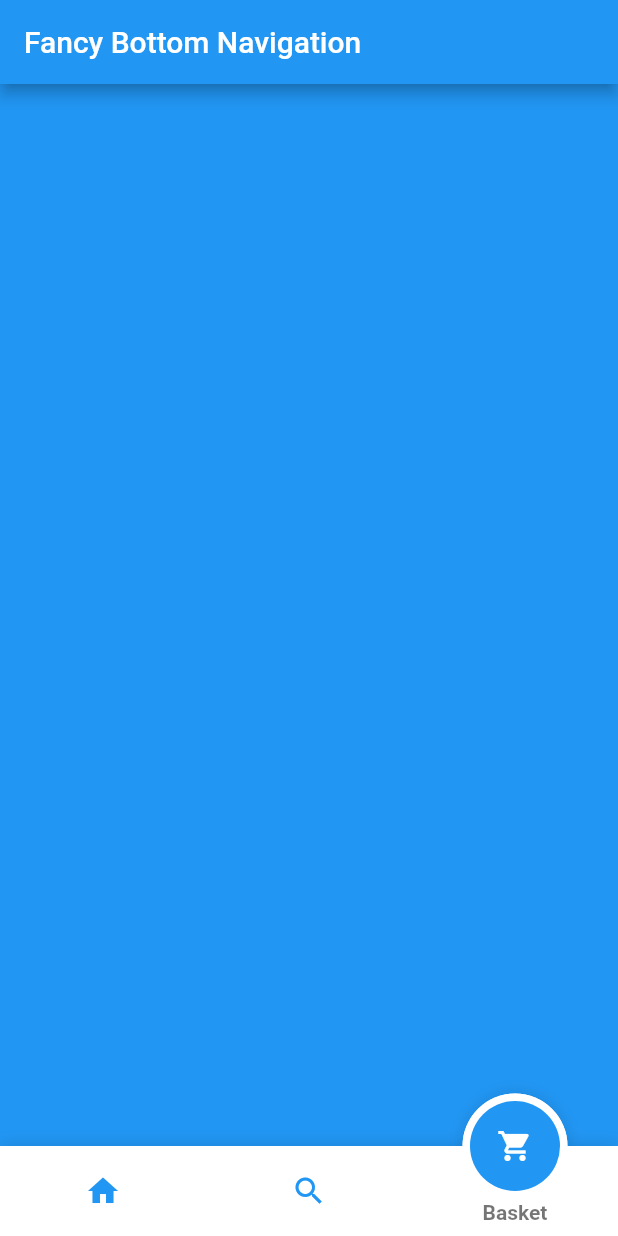
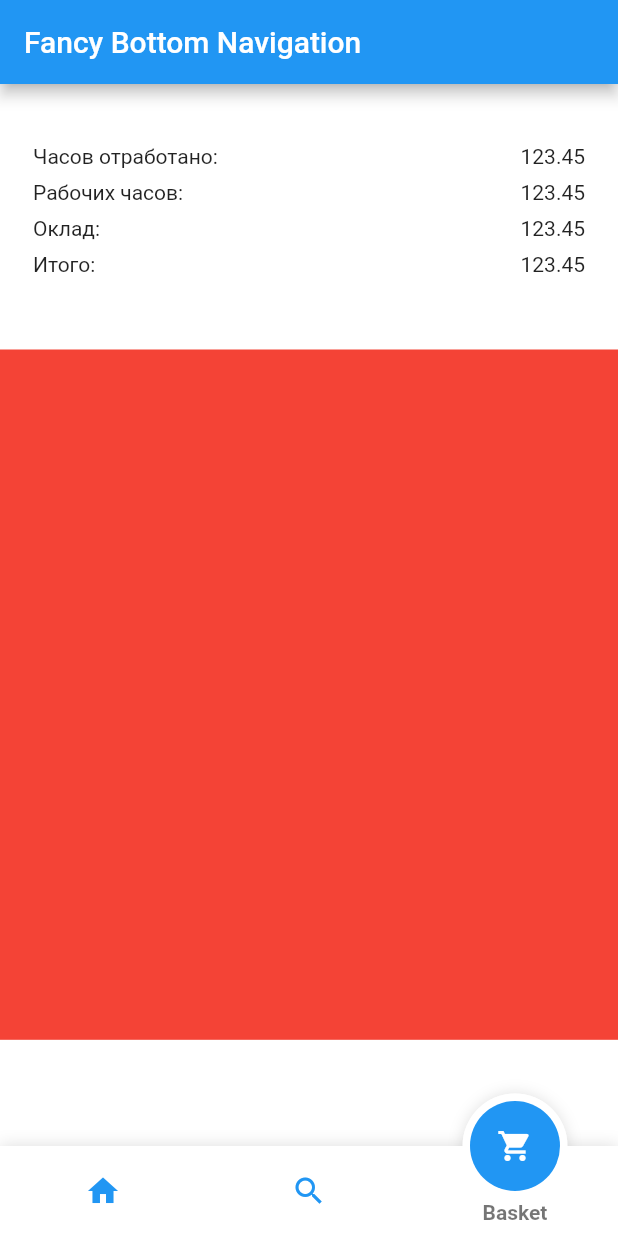
Before and after one commit to foreg/HRTechMobileApp, a Flutter app: the screen it shows after launch, item 3 of the bottom bar chosen, on a phone screen of 412 x 824 dp. Run offline on Flutter 3.47's test engine with Material 2 defaults, Android fonts, the phone set to English and light mode, and no system bars; drawn by our look-alikes of fancy_bottom_navigation; our stand-ins replace auto_size_text, carousel_slider, fl_chart, fluro, shimmer; missing offline and left inert: date_util, direct_select_flutter; statements that could not run were skipped.

Commit message:
started pay stats page

```diff
--- a/hrtech/lib/ApiRequests.dart
+++ b/hrtech/lib/ApiRequests.dart
@@ -3,6 +3,8 @@ import 'dart:convert';
 import 'package:hrtech/Cache.dart';
 import 'package:hrtech/models/ClockInOut.dart';
 import 'package:hrtech/models/EmployeeWorkTime.dart';
+import 'package:hrtech/models/PayStats.dart';
+import 'package:hrtech/models/Reason.dart';
 import 'package:http/http.dart' as http;
 
 class ApiRequests {
@@ -59,6 +61,40 @@ class ApiRequests {
     return employeeWorkTime;
   }
 
+  static Future<bool> getIsExplanationLetter() async {
+    await Future.delayed(Duration(seconds: 2)); // TODO remove this line
+    return true;
+  }
+
+  static Future<List<Reason>> getReasons() async {
+    await Future.delayed(Duration(seconds: 2)); // TODO remove this line
+    return [Reason(id: 1, name: 'первая'), Reason(id: 2, name: 'вторая'),];
+  }
+
+  static Future<void> addExplanationLetter(String description, int reasonId) async {
+    var response = await http.post(host + 'explanationLetters', headers: {
+      'Authorization': 'Bearer $token',
+      'Content-Type': 'application/json',
+    }, body: jsonEncode({
+      'description': description,
+      'reason_id': reasonId
+    }));
+    return response;
+  }
+
+  static Future<PayStats> getEmployeePayStats() async {
+    PayStats cachedResponse = Cache.get('getEmployeePayStats');
+    if (cachedResponse != null) {
+      return cachedResponse;
+    }
+    final response = await http.get(host + 'getEmployeePayStats', headers: {
+      'Authorization': 'Bearer $token',
+    });
+    PayStats payStats = PayStats.fromJson(json.decode(response.body)['data']);
+    Cache.add('getEmployeePayStats', payStats);
+    return payStats;
+  }
+
   // static void getToken() async {
   //   final response = await http.post(host + 'tokens', headers: {
   //     'Content-Type': 'application/json',
--- a/hrtech/lib/BottomNavigation.dart
+++ b/hrtech/lib/BottomNavigation.dart
@@ -2,6 +2,7 @@ import 'package:flutter/material.dart';
 import 'package:fancy_bottom_navigation/fancy_bottom_navigation.dart';
 
 import 'package:hrtech/MainPage.dart';
+import 'package:hrtech/PayStatsPage.dart';
 import 'package:hrtech/WorkTime.dart';
 
 
@@ -11,7 +12,7 @@ class BottomNavigation extends StatefulWidget {
 }
 
 class _BottomNavigationState extends State<BottomNavigation> {
-  int currentPage = 0;
+  int currentPage = 1;
 
   _getPage(int page) {
     switch (page) {
@@ -20,7 +21,7 @@ class _BottomNavigationState extends State<BottomNavigation> {
       case 1:
         return MainPage();
       case 2:
-        return Container(color: Colors.blue);
+        return PayStatsPage();
     }
   }
 
@@ -37,6 +38,7 @@ class _BottomNavigationState extends State<BottomNavigation> {
         ),
       ),
       bottomNavigationBar: FancyBottomNavigation(
+        initialSelection: 1,
         tabs: [
           TabData(iconData: Icons.home, title: "Home"),
           TabData(iconData: Icons.search, title: "Search"),
--- /dev/null
+++ b/hrtech/lib/PayStatsPage.dart
@@ -0,0 +1,108 @@
+import 'package:flutter/material.dart';
+import 'package:hrtech/ApiRequests.dart';
+import 'package:hrtech/models/PayStats.dart';
+
+class PayStatsPage extends StatefulWidget {
+  @override
+  _PayStatsPageState createState() => _PayStatsPageState();
+}
+
+class _PayStatsPageState extends State<PayStatsPage> {
+  Future<PayStats> _payStats;
+
+  @override
+  void initState() {
+    super.initState();
+    _payStats = ApiRequests.getEmployeePayStats();
+  }
+
+  _buildTextInfo(BuildContext context, AsyncSnapshot<PayStats> asyncSnapshot) {
+    return Expanded(
+      flex: 5,
+      child: Padding(
+        padding: const EdgeInsets.all(22.0),
+        child: Column(
+          mainAxisAlignment: MainAxisAlignment.center,
+          children: <Widget>[
+            Padding(
+              padding: const EdgeInsets.only(bottom: 8.0),
+              child: Row(
+                mainAxisSize: MainAxisSize.max,
+                children: <Widget>[
+                  Expanded(
+                    child: Text('Часов отработано:')
+                    ),
+                  Text('123.45')
+                ],
+              ),
+            ),
+            Padding(
+              padding: const EdgeInsets.only(bottom: 8.0),
+              child: Row(
+                mainAxisSize: MainAxisSize.max,
+                children: <Widget>[
+                  Expanded(
+                    child: Text('Рабочих часов:')
+                    ),
+                  Text('123.45')
+                ],
+              ),
+            ),
+            Padding(
+              padding: const EdgeInsets.only(bottom: 8.0),
+              child: Row(
+                mainAxisSize: MainAxisSize.max,
+                children: <Widget>[
+                  Expanded(
+                    child: Text('Оклад:')
+                    ),
+                  Text('123.45')
+                ],
+              ),
+            ),
+            Padding(
+              padding: const EdgeInsets.only(bottom: 8.0),
+              child: Row(
+                mainAxisSize: MainAxisSize.max,
+                children: <Widget>[
+                  Expanded(
+                    child: Text('Итого:')
+                    ),
+                  Text('123.45')
+                ],
+              ),
+            ),
+          ],
+        ),
+      ),
+    );
+  }
+
+  _buildChart(BuildContext context, AsyncSnapshot<PayStats> asyncSnapshot) {
+
+  }
+
+  Column buildPage(BuildContext context, AsyncSnapshot<PayStats> asyncSnapshot) {
+    return Column(
+    children: <Widget>[
+      _buildTextInfo(context, asyncSnapshot),
+      Expanded(
+        flex: 13,
+        child: Container(color: Colors.red)
+      ),
+      Expanded(
+        flex: 2,
+        child: Container()
+      ),
+    ],
+  );
+  }
+
+  @override
+  Widget build(BuildContext context) {
+    return FutureBuilder(
+      future: _payStats,
+      builder: (context, snapshot) => buildPage(context, snapshot),
+    );
+  }
+}
--- a/hrtech/lib/WorkTimeChart.dart
+++ b/hrtech/lib/WorkTimeChart.dart
@@ -85,7 +85,7 @@ class WorkTimeChartState extends State<WorkTimeChart> {
         catdTitle = DateFormat('MMM y', 'ru').format(rangeStart);
         break;
       case 'year':
-        intervalY = 4;
+        intervalY = 40;
         rotateAngle = 0;
         catdTitle = DateFormat('y', 'ru').format(rangeStart);
         break;
@@ -217,7 +217,7 @@ class WorkTimeChartState extends State<WorkTimeChart> {
         ),
         leftTitles: SideTitles(
           showTitles: true,
-          textStyle: TextStyle( color: const Color(0xff7589a2), fontWeight: FontWeight.bold, fontSize: 20),
+          textStyle: TextStyle( color: const Color(0xff7589a2), fontWeight: FontWeight.bold, fontSize: 16),
           margin: 16,
           reservedSize: 14,
           getTitles: (value) {
--- /dev/null
+++ b/hrtech/lib/models/PayStats.dart
@@ -0,0 +1,17 @@
+class PayStats {
+  final double pay;
+  final double salary;
+  final double totalHours;
+  final double workHours;
+
+  PayStats({this.pay, this.salary, this.totalHours, this.workHours,});
+
+  factory PayStats.fromJson(Map<String, dynamic> json) {
+    return PayStats(
+      pay: json['pay'] ?? null,
+      salary: json['salary'] ?? null,
+      totalHours: json['totalHours'] ?? null,
+      workHours: json['workHours'] ?? null,
+    );
+  }
+}
--- /dev/null
+++ b/hrtech/lib/models/Reason.dart
@@ -0,0 +1,13 @@
+class Reason {
+  final int id;
+  final String name;
+
+  Reason({this.id, this.name});
+
+  factory Reason.fromJson(Map<String, dynamic> json) {
+    return Reason(
+      id: json['id'] ?? null,
+      name: json['name'] ?? null,
+    );
+  }
+}
--- a/hrtech/pubspec.yaml
+++ b/hrtech/pubspec.yaml
@@ -33,6 +33,7 @@ dependencies:
   fl_chart: ^0.8.3
   auto_size_text: 2.1.0
   date_util: 0.1.4
+  direct_select_flutter: 1.0.5
 
 dev_dependencies:
   flutter_test:
```
Also changed, not shown: hrtech/lib/ExplanationLetter.dart (added, +195 -0 lines), hrtech/lib/MainPage.dart (+50 -4 lines), hrtech/lib/Routes.dart (+15 -3 lines).
